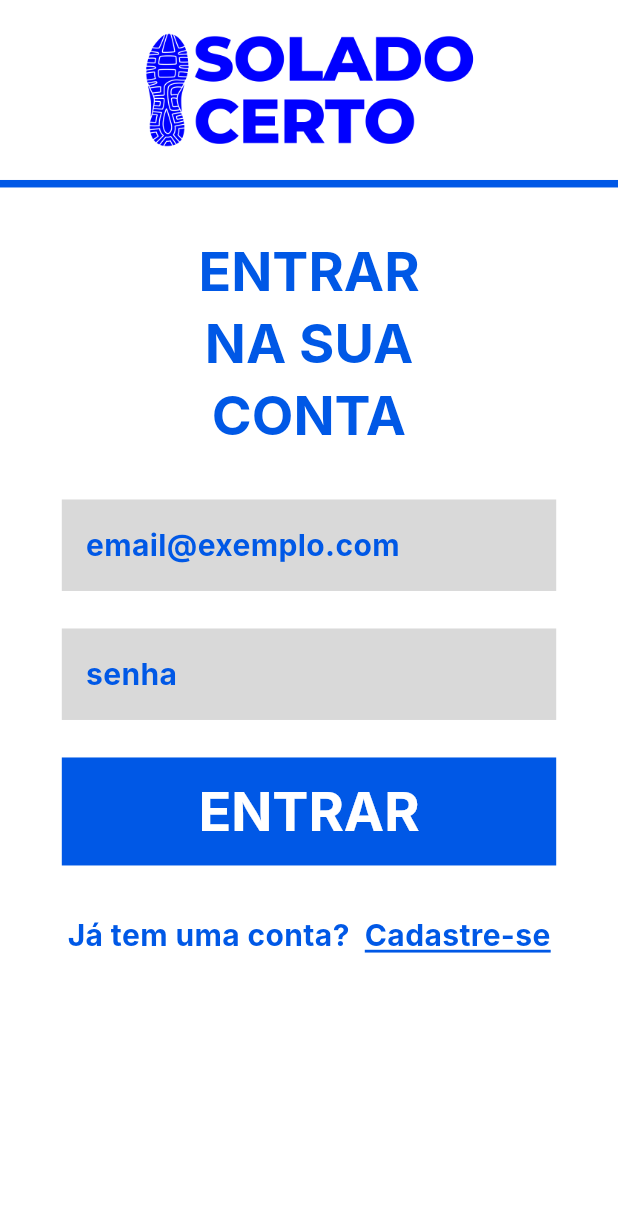
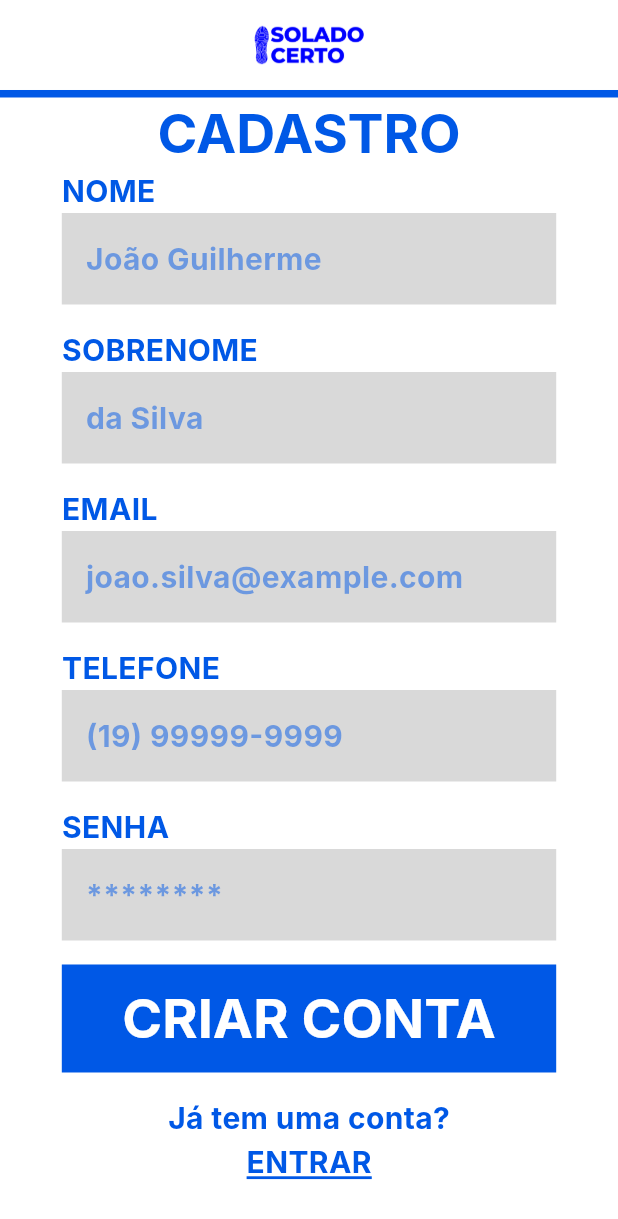
Before and after one commit to caslumes/solado_certo_app, a Flutter app: the screen it shows after launch, after a tap on "Cadastre-se", on a phone screen of 412 x 824 dp. Shown: the top 1219 px of the screen. Run offline on Flutter 3.47's test engine with Material 3 defaults, Android fonts, the phone set to English and light mode, and no system bars; our stand-ins replace dio, flutter_bloc, flutter_secure_storage, get_it; network calls fail; Roboto replaces fonts that are missing (Inter).

Commit message:
feat: add sign up page

```diff
--- a/lib/app.dart
+++ b/lib/app.dart
@@ -4,6 +4,7 @@ import 'package:solado_certo_app/config/dependencies.dart';
 import 'package:solado_certo_app/config/routes/auth/auth_routes.dart';
 import 'package:solado_certo_app/config/theme/app_themes.dart';
 import 'package:solado_certo_app/features/auth/domain/usecases/sign_out_use_case.dart';
+import 'package:solado_certo_app/features/auth/domain/usecases/sign_up_use_case.dart';
 import 'package:solado_certo_app/features/auth/presentation/pages/auth_gate.dart';
 import 'package:solado_certo_app/features/profile/domain/usecases/get_profile_use_case.dart';
 import 'package:solado_certo_app/features/auth/domain/usecases/sign_in_use_case.dart';
@@ -19,6 +20,7 @@ class App extends StatelessWidget {
         signInUseCase: getIt<SignInUseCase>(),
         getProfileUseCase: getIt<GetProfileUseCase>(),
         signOutUseCase: getIt<SignOutUseCase>(),
+        signUpUseCase: getIt<SignUpUseCase>(),
       )..add(CheckAuthEvent()),
       child: MaterialApp(
         debugShowCheckedModeBanner: false,
--- a/lib/common/components/form/shoe_text_form_field.dart
+++ b/lib/common/components/form/shoe_text_form_field.dart
@@ -7,21 +7,38 @@ class ShoeTextFormField extends StatelessWidget {
     this.hintText,
     this.controller,
     this.obscureText,
+    this.labelText,
   });
 
   final String? hintText;
   final TextEditingController? controller;
   final bool? obscureText;
+  final String? labelText;
 
   @override
   Widget build(BuildContext context) {
-    return TextFormField(
+    return Column(
+      children: [
+        labelText != null
+            ? Align(
+                alignment: Alignment.centerLeft,
+                child: Text(
+                  labelText!,
+                  style: Theme.of(context).textTheme.bodyMedium,
+                ),
+              )
+            : SizedBox.shrink(),
+        TextFormField(
           controller: controller,
           obscureText: obscureText ?? false,
           style: Theme.of(context).textTheme.bodyMedium,
           decoration: InputDecoration(
             fillColor: AppColors.secondaryColor,
-        hintStyle: Theme.of(context).textTheme.bodyMedium,
+            hintStyle: Theme.of(context).textTheme.bodyMedium?.copyWith(
+              color: Theme.of(
+                context,
+              ).textTheme.bodyMedium?.color?.withValues(alpha: 0.5),
+            ),
             filled: true,
             hintText: hintText,
             border: OutlineInputBorder(
@@ -29,6 +46,8 @@ class ShoeTextFormField extends StatelessWidget {
               borderSide: BorderSide.none,
             ),
           ),
+        ),
+      ],
     );
   }
 }
--- a/lib/config/dependencies.dart
+++ b/lib/config/dependencies.dart
@@ -5,6 +5,7 @@ import 'package:solado_certo_app/common/network/client.dart';
 import 'package:solado_certo_app/features/auth/domain/repositories/api_auth_repository.dart';
 import 'package:solado_certo_app/features/auth/domain/repositories/auth_repository.dart';
 import 'package:solado_certo_app/features/auth/domain/usecases/sign_out_use_case.dart';
+import 'package:solado_certo_app/features/auth/domain/usecases/sign_up_use_case.dart';
 import 'package:solado_certo_app/features/profile/domain/usecases/get_profile_use_case.dart';
 import 'package:solado_certo_app/features/auth/domain/usecases/sign_in_use_case.dart';
 import 'package:solado_certo_app/features/profile/domain/repositories/api_profile_repository.dart';
@@ -26,14 +27,14 @@ void configureDependencies() {
     () => ApiProfileRepository(getIt<ClientInterface>()),
   );
 
+  getIt.registerLazySingleton<SignUpUseCase>(
+    () => SignUpUseCase(authRepository: getIt<AuthRepositoryInterface>()),
+  );
   getIt.registerLazySingleton<SignInUseCase>(
     () => SignInUseCase(
       getIt<AuthRepositoryInterface>(),
       getIt<FlutterSecureStorage>(),
     ),
-  );
-  getIt.registerLazySingleton<GetProfileUseCase>(
-    () => GetProfileUseCase(getIt<ProfileRepositoryInterface>()),
   );
   getIt.registerLazySingleton<SignOutUseCase>(
     () => SignOutUseCase(
@@ -41,4 +42,7 @@ void configureDependencies() {
       secureStorage: getIt<FlutterSecureStorage>(),
     ),
   );
+  getIt.registerLazySingleton<GetProfileUseCase>(
+    () => GetProfileUseCase(getIt<ProfileRepositoryInterface>()),
+  );
 }
--- a/lib/config/routes/auth/auth_routes.dart
+++ b/lib/config/routes/auth/auth_routes.dart
@@ -1,5 +1,6 @@
 import 'package:flutter/material.dart';
 import 'package:solado_certo_app/features/auth/presentation/pages/sign_in_page.dart';
+import 'package:solado_certo_app/features/auth/presentation/pages/sign_up_page.dart';
 
 class AuthRoutes {
   static const String signIn = '/sign-in';
@@ -7,5 +8,6 @@ class AuthRoutes {
 
   static Map<String, WidgetBuilder> get routes => {
     signIn: (context) => const SignInPage(),
+    signUp: (context) => SignUpPage(),
   };
 }
--- a/lib/features/auth/domain/repositories/auth_repository.dart
+++ b/lib/features/auth/domain/repositories/auth_repository.dart
@@ -1,6 +1,7 @@
 import 'package:solado_certo_app/features/auth/domain/dtos/auth_tokens.dart';
 
 abstract class AuthRepositoryInterface {
+  Future<void> signUp(String name, String email, String phone, String password);
   Future<AuthTokens?> signIn(String email, String password);
   Future<void> signOut(String refreshToken);
 }
--- /dev/null
+++ b/lib/features/auth/domain/usecases/sign_up_use_case.dart
@@ -0,0 +1,16 @@
+import 'package:solado_certo_app/features/auth/domain/repositories/auth_repository.dart';
+
+class SignUpUseCase {
+  final AuthRepositoryInterface authRepository;
+
+  SignUpUseCase({required this.authRepository});
+
+  Future<void> execute(
+    String name,
+    String email,
+    String phone,
+    String password,
+  ) async {
+    await authRepository.signUp(name, email, phone, password);
+  }
+}
--- a/lib/features/auth/presentation/bloc/auth_bloc.dart
+++ b/lib/features/auth/presentation/bloc/auth_bloc.dart
@@ -1,10 +1,12 @@
 import 'package:flutter_bloc/flutter_bloc.dart';
 import 'package:solado_certo_app/features/auth/domain/usecases/sign_out_use_case.dart';
+import 'package:solado_certo_app/features/auth/domain/usecases/sign_up_use_case.dart';
 import 'package:solado_certo_app/features/profile/domain/usecases/get_profile_use_case.dart';
 import 'package:solado_certo_app/features/auth/domain/usecases/sign_in_use_case.dart';
 import 'package:solado_certo_app/features/profile/domain/entities/profile.dart';
 
 class AuthBloc extends Bloc<AuthEvent, AuthState> {
+  final SignUpUseCase signUpUseCase;
   final SignInUseCase signInUseCase;
   final GetProfileUseCase getProfileUseCase;
   final SignOutUseCase signOutUseCase;
@@ -13,10 +15,12 @@ class AuthBloc extends Bloc<AuthEvent, AuthState> {
     required this.signInUseCase,
     required this.getProfileUseCase,
     required this.signOutUseCase,
+    required this.signUpUseCase,
   }) : super(AuthInitial()) {
     on<CheckAuthEvent>(_onCheckAuth);
     on<SignInEvent>(_onSignIn);
     on<SignOutEvent>(_onSignOut);
+    on<SignUpEvent>(_onSignUp);
   }
 
   Future<void> _onCheckAuth(
@@ -26,6 +30,22 @@ class AuthBloc extends Bloc<AuthEvent, AuthState> {
     try {
       final profile = await getProfileUseCase.execute();
       emit(AuthAuthenticated(user: profile));
+    } catch (e) {
+      emit(AuthUnauthenticated());
+    }
+  }
+
+  Future<void> _onSignUp(SignUpEvent event, Emitter<AuthState> emit) async {
+    emit(AuthLoading());
+    try {
+      await signUpUseCase.execute(
+        event.name,
+        event.email,
+        event.phone,
+        event.password,
+      );
+      emit(AuthSignUpSuccess());
+      emit(AuthUnauthenticated());
     } catch (e) {
       emit(AuthUnauthenticated());
     }
@@ -56,6 +76,20 @@ class AuthEvent {}
 
 class CheckAuthEvent extends AuthEvent {}
 
+class SignUpEvent extends AuthEvent {
+  final String name;
+  final String email;
+  final String phone;
+  final String password;
+
+  SignUpEvent({
+    required this.name,
+    required this.email,
+    required this.phone,
+    required this.password,
+  });
+}
+
 class SignInEvent extends AuthEvent {
   final String email;
   final String password;
@@ -78,3 +112,5 @@ class AuthAuthenticated extends AuthState {
 
   AuthAuthenticated({required this.user});
 }
+
+class AuthSignUpSuccess extends AuthState {}
--- a/lib/features/auth/presentation/pages/sign_in_page.dart
+++ b/lib/features/auth/presentation/pages/sign_in_page.dart
@@ -3,6 +3,7 @@ import 'package:flutter_bloc/flutter_bloc.dart';
 import 'package:solado_certo_app/common/components/form/shoe_text_form_field.dart';
 import 'package:solado_certo_app/common/components/shoe_button.dart';
 import 'package:solado_certo_app/common/components/shoe_hypertext.dart';
+import 'package:solado_certo_app/config/routes/auth/auth_routes.dart';
 import 'package:solado_certo_app/config/theme/app_colors.dart';
 import 'package:solado_certo_app/features/auth/domain/usecases/sign_in_use_case.dart';
 import 'package:solado_certo_app/features/auth/presentation/bloc/auth_bloc.dart';
@@ -26,6 +27,10 @@ class _SignInPageState extends State<SignInPage> {
     final bloc = BlocProvider.of<AuthBloc>(context);
     return Scaffold(
       body: Column(
+        children: [
+          Expanded(
+            child: SingleChildScrollView(
+              child: Column(
                 children: [
                   Padding(
                     padding: const EdgeInsets.fromLTRB(0.0, 15.0, 0.0, 15.0),
@@ -74,13 +79,14 @@ class _SignInPageState extends State<SignInPage> {
                                 final email = _emailController.text;
                                 final password = _passwordController.text;
 
-                        bloc.add(SignInEvent(email: email, password: password));
+                                bloc.add(
+                                  SignInEvent(email: email, password: password),
+                                );
                               }
                             },
                             text: 'Entrar',
-                    textStyle: Theme.of(
-                      context,
-                    ).textTheme.headlineSmall?.copyWith(color: Colors.white),
+                            textStyle: Theme.of(context).textTheme.headlineSmall
+                                ?.copyWith(color: Colors.white),
                           ),
                         ],
                       ),
@@ -96,8 +102,17 @@ class _SignInPageState extends State<SignInPage> {
                           'Já tem uma conta?',
                           style: Theme.of(context).textTheme.bodyMedium,
                         ),
-                ShoeHypertext(text: 'Cadastre-se', onTap: () {}),
+                        ShoeHypertext(
+                          text: 'Cadastre-se',
+                          onTap: () {
+                            Navigator.pushNamed(context, AuthRoutes.signUp);
+                          },
+                        ),
                       ],
+                    ),
+                  ),
+                ],
+              ),
             ),
           ),
         ],
--- /dev/null
+++ b/lib/features/auth/presentation/pages/sign_up_page.dart
@@ -0,0 +1,135 @@
+import 'package:flutter/material.dart';
+import 'package:flutter_bloc/flutter_bloc.dart';
+import 'package:solado_certo_app/common/components/form/shoe_text_form_field.dart';
+import 'package:solado_certo_app/common/components/shoe_button.dart';
+import 'package:solado_certo_app/common/components/shoe_hypertext.dart';
+import 'package:solado_certo_app/config/theme/app_colors.dart';
+import 'package:solado_certo_app/features/auth/presentation/bloc/auth_bloc.dart';
+
+class SignUpPage extends StatelessWidget {
+  SignUpPage({super.key});
+
+  final _formKey = GlobalKey<FormState>();
+  final TextEditingController _nameController = TextEditingController();
+  final TextEditingController _surnameController = TextEditingController();
+  final TextEditingController _emailController = TextEditingController();
+  final TextEditingController _phoneController = TextEditingController();
+  final TextEditingController _passwordController = TextEditingController();
+
+  @override
+  Widget build(BuildContext context) {
+    final authBloc = BlocProvider.of<AuthBloc>(context);
+
+    return BlocListener<AuthBloc, AuthState>(
+      listener: (BuildContext context, state) {
+        if (state is AuthSignUpSuccess) {
+          Navigator.of(context).pop();
+        }
+      },
+      child: Scaffold(
+        body: Column(
+          children: [
+            Expanded(
+              child: SingleChildScrollView(
+                child: Column(
+                  children: [
+                    Padding(
+                      padding: const EdgeInsets.fromLTRB(0.0, 15.0, 0.0, 15.0),
+                      child: Image(
+                        image: AssetImage('assets/images/logo.png'),
+                        width: MediaQuery.of(context).size.width * 0.2,
+                      ),
+                    ),
+                    Container(color: AppColors.primaryColor, height: 5),
+                    Row(
+                      mainAxisAlignment: MainAxisAlignment.center,
+                      mainAxisSize: MainAxisSize.max,
+                      children: [
+                        Text(
+                          'Cadastro'.toUpperCase(),
+                          style: Theme.of(context).textTheme.headlineSmall,
+                          textAlign: TextAlign.center,
+                        ),
+                      ],
+                    ),
+                    Form(
+                      key: _formKey,
+                      child: SizedBox(
+                        width: MediaQuery.of(context).size.width * 0.8,
+                        child: Column(
+                          spacing: 16.0,
+                          children: [
+                            ShoeTextFormField(
+                              labelText: 'Nome'.toUpperCase(),
+                              hintText: 'João Guilherme',
+                              controller: _nameController,
+                            ),
+                            ShoeTextFormField(
+                              labelText: 'Sobrenome'.toUpperCase(),
+                              hintText: 'da Silva',
+                              controller: _surnameController,
+                            ),
+                            ShoeTextFormField(
+                              labelText: 'Email'.toUpperCase(),
+                              hintText: 'joao.silva@example.com',
+                              controller: _emailController,
+                            ),
+                            ShoeTextFormField(
+                              labelText: 'Telefone'.toUpperCase(),
+                              hintText: '(19) 99999-9999',
+                              controller: _phoneController,
+                            ),
+                            ShoeTextFormField(
+                              labelText: 'Senha'.toUpperCase(),
+                              hintText: '********',
+                              obscureText: true,
+                              controller: _passwordController,
+                            ),
+                            ShoeButton(
+                              text: 'Criar Conta'.toUpperCase(),
+                              textStyle: Theme.of(context)
+                                  .textTheme
+                                  .headlineSmall
+                                  ?.copyWith(color: Colors.white),
+                              onPressed: () {
+                                if (_formKey.currentState!.validate()) {
+                                  authBloc.add(
+                                    SignUpEvent(
+                                      name:
+                                          '${_nameController.text} ${_surnameController.text}',
+                                      email: _emailController.text,
+                                      phone: _phoneController.text,
+                                      password: _passwordController.text,
+                                    ),
+                                  );
+                                }
+                              },
+                            ),
+                          ],
+                        ),
+                      ),
+                    ),
+                    Padding(
+                      padding: const EdgeInsets.fromLTRB(0, 16.0, 0, 16.0),
+                      child: Column(
+                        children: [
+                          Text('Já tem uma conta?'),
+                          ShoeHypertext(
+                            text: 'Entrar'.toUpperCase(),
+                            onTap: () {
+                              Navigator.of(context).pop();
+                            },
+                          ),
+                        ],
+                      ),
+                    ),
+                  ],
+                ),
+              ),
+            ),
+          ],
+        ),
+      ),
+    );
+  }
+}
```
Also changed, not shown: analysis_options.yaml (+9 -0 lines), lib/features/auth/domain/repositories/api_auth_repository.dart (+23 -1 lines), pubspec.lock, 1 other file. Lines whose indentation alone changed are shown as unchanged.
